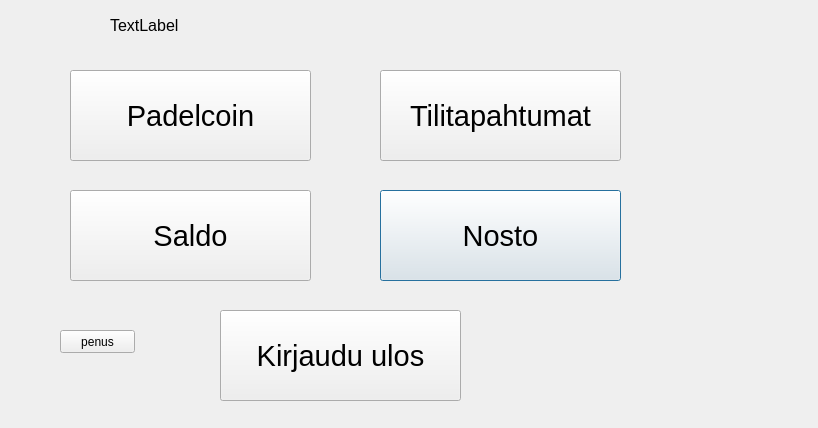
Old version of the form bankautomat/Valikko.ui in the repository tvt21kmo-bank-project/group_3.
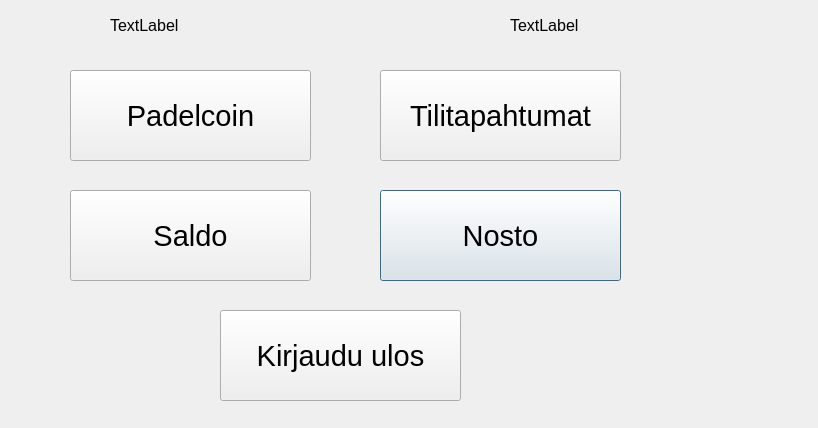
New version of the form.

```diff
--- a/bankautomat/Valikko.ui
+++ b/bankautomat/Valikko.ui
@@ -263,7 +263,7 @@
     <rect>
      <x>110</x>
      <y>10</y>
-     <width>581</width>
+     <width>301</width>
      <height>31</height>
     </rect>
    </property>
@@ -276,17 +276,22 @@
     <string>TextLabel</string>
    </property>
   </widget>
-  <widget class="QPushButton" name="btnpenus">
+  <widget class="QLabel" name="lblTervehdys_2">
    <property name="geometry">
     <rect>
-     <x>60</x>
-     <y>330</y>
-     <width>75</width>
-     <height>23</height>
+     <x>510</x>
+     <y>10</y>
+     <width>261</width>
+     <height>31</height>
     </rect>
    </property>
+   <property name="font">
+    <font>
+     <pointsize>12</pointsize>
+    </font>
+   </property>
    <property name="text">
-    <string>penus</string>
+    <string>TextLabel</string>
    </property>
   </widget>
  </widget>
```
